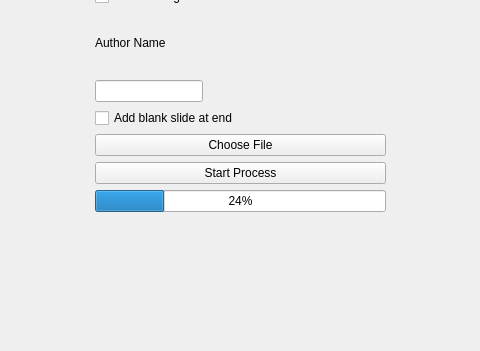
First picture: the form in main.ui, repository Diode-exe/pptxToOpenLyrics, before the edit; both pictures show x 155 to 635 and y 249 to 600 of the 800 by 600 pixel window.
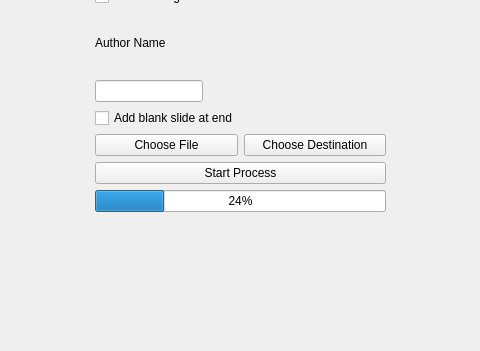
Second picture: the form after the edit.

Commit message: Added destination picker button

What changed in the file:
```diff
--- a/main.ui
+++ b/main.ui
@@ -85,11 +85,22 @@
         </widget>
        </item>
        <item>
+        <layout class="QHBoxLayout">
+         <item>
         <widget class="QPushButton" name="choose_file_button">
          <property name="text">
           <string>Choose File</string>
          </property>
         </widget>
+         </item>
+         <item>
+          <widget class="QPushButton" name="choose_dest_button">
+           <property name="text">
+            <string>Choose Destination</string>
+           </property>
+          </widget>
+         </item>
+        </layout>
        </item>
        <item>
         <widget class="QPushButton" name="start_button">
```
Lines whose indentation alone changed are shown as unchanged. The commit also changes 1 other file.
